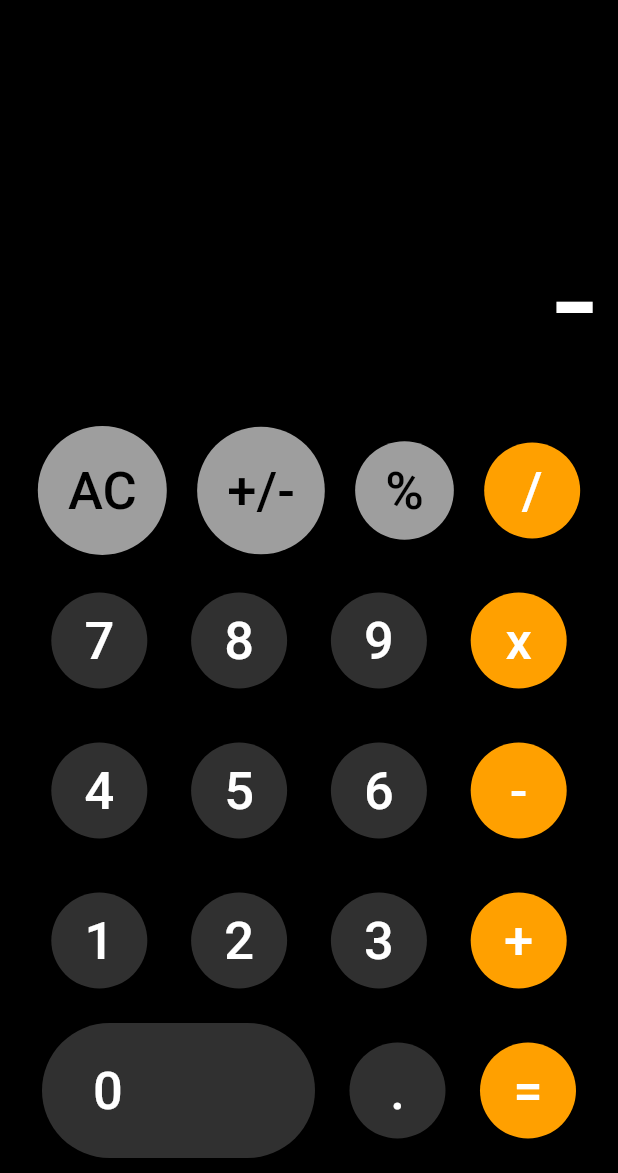
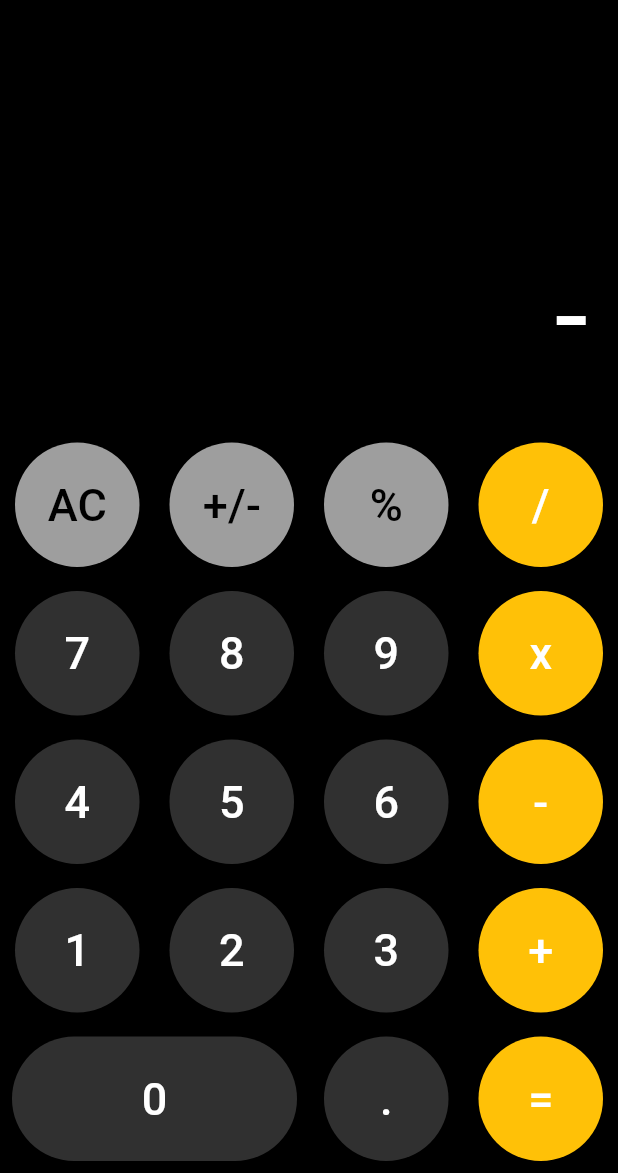
Before and after one commit to Nur1sat/calculator_app, a Flutter app: the screen it shows after launch, after a tap on "+/-", on a phone screen of 412 x 824 dp, the part 63-1236 px from its top. Run offline on Flutter 3.47's test engine with Material 3 defaults, Android fonts, the phone set to English and light mode, and no system bars.

Commit message:
Update main.dart

```diff
--- a/lib/main.dart
+++ b/lib/main.dart
@@ -1,6 +1,8 @@
 import 'package:flutter/material.dart';
 
-void main() => runApp(MyApp());
+void main() {
+  runApp(MyApp());
+}
 
 class MyApp extends StatelessWidget {
   @override
@@ -15,18 +17,130 @@ class Calculator extends StatefulWidget {
 }
 
 class _CalculatorState extends State<Calculator> {
-  dynamic displaytxt = '0';
+  String displayText = '0';
+  double numOne = 0;
+  double numTwo = 0;
+  String result = '';
+  String finalResult = '0';
+  String operation = '';
+  String prevOperation = '';
 
-  Widget calcbutton(String btntxt, Color btncolor, Color txtcolor) {
-    return ElevatedButton(
+  void calculation(String btnText) {
+    if (btnText == 'AC') {
+      displayText = '0';
+      numOne = 0;
+      numTwo = 0;
+      result = '';
+      finalResult = '0';
+      operation = '';
+      prevOperation = '';
+    } else if (operation == '=' && btnText == '=') {
+      if (prevOperation == '+') {
+        finalResult = add();
+      } else if (prevOperation == '-') {
+        finalResult = subtract();
+      } else if (prevOperation == 'x') {
+        finalResult = multiply();
+      } else if (prevOperation == '/') {
+        finalResult = divide();
+      }
+    } else if (btnText == '+' ||
+        btnText == '-' ||
+        btnText == 'x' ||
+        btnText == '/' ||
+        btnText == '=') {
+      if (numOne == 0) {
+        numOne = double.parse(result);
+      } else {
+        numTwo = double.parse(result);
+      }
+
+      if (operation == '+') {
+        finalResult = add();
+      } else if (operation == '-') {
+        finalResult = subtract();
+      } else if (operation == 'x') {
+        finalResult = multiply();
+      } else if (operation == '/') {
+        finalResult = divide();
+      }
+      prevOperation = operation;
+      operation = btnText;
+      result = '';
+    } else if (btnText == '%') {
+      result = (numOne / 100).toString();
+      finalResult = doesContainDecimal(result);
+    } else if (btnText == '.') {
+      if (!result.contains('.')) {
+        result += '.';
+      }
+      finalResult = result;
+    } else if (btnText == '+/-') {
+      result = result.startsWith('-') ? result.substring(1) : '-' + result;
+      finalResult = result;
+    } else {
+      result += btnText;
+      finalResult = result;
+    }
+
+    setState(() {
+      displayText = finalResult;
+    });
+  }
+
+  String add() {
+    result = (numOne + numTwo).toString();
+    numOne = double.parse(result);
+    return doesContainDecimal(result);
+  }
+
+  String subtract() {
+    result = (numOne - numTwo).toString();
+    numOne = double.parse(result);
+    return doesContainDecimal(result);
+  }
+
+  String multiply() {
+    result = (numOne * numTwo).toString();
+    numOne = double.parse(result);
+    return doesContainDecimal(result);
+  }
+
+  String divide() {
+    result = (numOne / numTwo).toString();
+    numOne = double.parse(result);
+    return doesContainDecimal(result);
+  }
+
+  String doesContainDecimal(dynamic result) {
+    if (result.toString().contains('.')) {
+      List<String> splitDecimal = result.toString().split('.');
+      if (!(int.parse(splitDecimal[1]) > 0)) return splitDecimal[0];
+    }
+    return result.toString();
+  }
+
+  Widget buildButton(
+    String text,
+    Color bgColor,
+    Color textColor, {
+    int flex = 1,
+  }) {
+    return Expanded(
+      flex: flex,
+      child: Container(
+        margin: EdgeInsets.all(8),
+        child: ElevatedButton(
           onPressed: () {
-        calculation(btntxt);
+            calculation(text);
           },
-      child: Text(btntxt, style: TextStyle(fontSize: 35, color: txtcolor)),
           style: ElevatedButton.styleFrom(
-        shape: CircleBorder(),
-        backgroundColor: btncolor,
+            backgroundColor: bgColor,
+            shape: text == '0' ? StadiumBorder() : CircleBorder(),
             padding: EdgeInsets.all(20),
+          ),
+          child: Text(text, style: TextStyle(fontSize: 30, color: textColor)),
+        ),
       ),
     );
   }
@@ -36,162 +150,69 @@ class _CalculatorState extends State<Calculator> {
     return Scaffold(
       backgroundColor: Colors.black,
       appBar: AppBar(title: Text('Calculator'), backgroundColor: Colors.black),
-      body: Padding(
-        padding: EdgeInsets.symmetric(horizontal: 5),
-        child: Column(
+      body: Column(
         mainAxisAlignment: MainAxisAlignment.end,
         children: <Widget>[
-            SingleChildScrollView(
-              scrollDirection: Axis.vertical,
-              child: Row(
-                mainAxisAlignment: MainAxisAlignment.end,
-                children: <Widget>[
-                  Padding(
-                    padding: const EdgeInsets.all(10.0),
+          Expanded(
+            child: Container(
+              padding: EdgeInsets.all(20),
+              alignment: Alignment.bottomRight,
+              child: SingleChildScrollView(
+                scrollDirection: Axis.horizontal,
                 child: Text(
-                      displaytxt.toString(),
-                      textAlign: TextAlign.left,
-                      style: TextStyle(color: Colors.white, fontSize: 100),
+                  displayText,
+                  style: TextStyle(color: Colors.white, fontSize: 80),
+                  maxLines: 1,
+                  overflow: TextOverflow.ellipsis,
                 ),
+              ),
+            ),
+          ),
+          Column(
+            children: [
+              Row(
+                children: [
+                  buildButton('AC', Colors.grey, Colors.black),
+                  buildButton('+/-', Colors.grey, Colors.black),
+                  buildButton('%', Colors.grey, Colors.black),
+                  buildButton('/', Colors.amber, Colors.white),
+                ],
+              ),
+              Row(
+                children: [
+                  buildButton('7', Colors.grey[850]!, Colors.white),
+                  buildButton('8', Colors.grey[850]!, Colors.white),
+                  buildButton('9', Colors.grey[850]!, Colors.white),
+                  buildButton('x', Colors.amber, Colors.white),
+                ],
+              ),
+              Row(
+                children: [
+                  buildButton('4', Colors.grey[850]!, Colors.white),
+                  buildButton('5', Colors.grey[850]!, Colors.white),
+                  buildButton('6', Colors.grey[850]!, Colors.white),
+                  buildButton('-', Colors.amber, Colors.white),
+                ],
+              ),
+              Row(
+                children: [
+                  buildButton('1', Colors.grey[850]!, Colors.white),
+                  buildButton('2', Colors.grey[850]!, Colors.white),
+                  buildButton('3', Colors.grey[850]!, Colors.white),
+                  buildButton('+', Colors.amber, Colors.white),
+                ],
+              ),
+              Row(
+                children: [
+                  buildButton('0', Colors.grey[850]!, Colors.white, flex: 2),
+                  buildButton('.', Colors.grey[850]!, Colors.white),
+                  buildButton('=', Colors.amber, Colors.white),
+                ],
               ),
             ],
           ),
-            ),
-            Row(
-              mainAxisAlignment: MainAxisAlignment.spaceEvenly,
-              children: <Widget>[
-                calcbutton('AC', Colors.grey, Colors.black),
-                calcbutton('+/-', Colors.grey, Colors.black),
-                calcbutton('%', Colors.grey, Colors.black),
-                calcbutton('/', Colors.amber[700]!, Colors.white),
         ],
-            ),
-            SizedBox(height: 10),
-            Row(
-              mainAxisAlignment: MainAxisAlignment.spaceEvenly,
-              children: <Widget>[
-                calcbutton('7', Colors.grey[850]!, Colors.white),
-                calcbutton('8', Colors.grey[850]!, Colors.white),
-                calcbutton('9', Colors.grey[850]!, Colors.white),
-                calcbutton('x', Colors.amber[700]!, Colors.white),
-              ],
-            ),
-            SizedBox(height: 10),
-            Row(
-              mainAxisAlignment: MainAxisAlignment.spaceEvenly,
-              children: <Widget>[
-                calcbutton('4', Colors.grey[850]!, Colors.white),
-                calcbutton('5', Colors.grey[850]!, Colors.white),
-                calcbutton('6', Colors.grey[850]!, Colors.white),
-                calcbutton('-', Colors.amber[700]!, Colors.white),
-              ],
-            ),
-            SizedBox(height: 10),
-            Row(
-              mainAxisAlignment: MainAxisAlignment.spaceEvenly,
-              children: <Widget>[
-                calcbutton('1', Colors.grey[850]!, Colors.white),
-                calcbutton('2', Colors.grey[850]!, Colors.white),
-                calcbutton('3', Colors.grey[850]!, Colors.white),
-                calcbutton('+', Colors.amber[700]!, Colors.white),
-              ],
-            ),
-            SizedBox(height: 10),
-            Row(
-              mainAxisAlignment: MainAxisAlignment.spaceEvenly,
-              children: <Widget>[
-                ElevatedButton(
-                  onPressed: () {
-                    calculation('0');
-                  },
-                  style: ElevatedButton.styleFrom(
-                    shape: StadiumBorder(),
-                    backgroundColor: Colors.grey[850],
-                    padding: EdgeInsets.fromLTRB(34, 20, 128, 20),
-                  ),
-                  child: Text(
-                    '0',
-                    style: TextStyle(fontSize: 35, color: Colors.white),
-                  ),
-                ),
-                calcbutton('.', Colors.grey[850]!, Colors.white),
-                calcbutton('=', Colors.amber[700]!, Colors.white),
-              ],
-            ),
-            SizedBox(height: 10),
-          ],
-        ),
       ),
     );
   }
-
-  dynamic text = '0';
-  double numOne = 0;
-  double numTwo = 0;
-  dynamic result = '';
-  dynamic finalResult = '0';
-  dynamic opr = '';
-  dynamic preOpr = '';
-
-  void calculation(btnText) {
-    if (btnText == 'AC') {
-      text = '0';
-      numOne = 0;
-      numTwo = 0;
-      result = '';
-      finalResult = '0';
-      opr = '';
-      preOpr = '';
-    } else if (opr == '=' && btnText == '=') {
-      if (preOpr == '+') finalResult = add();
-      if (preOpr == '-') finalResult = sub();
-      if (preOpr == 'x') finalResult = mul();
-      if (preOpr == '/') finalResult = div();
-    } else if ('+-x/='.contains(btnText)) {
-      if (numOne == 0) {
-        numOne = double.parse(result);
-      } else {
-        numTwo = double.parse(result);
 }
-      if (opr == '+') finalResult = add();
-      if (opr == '-') finalResult = sub();
-      if (opr == 'x') finalResult = mul();
-      if (opr == '/') finalResult = div();
-      preOpr = opr;
-      opr = btnText;
-      result = '';
-    } else if (btnText == '%') {
-      result = numOne / 100;
-      finalResult = doesContainDecimal(result);
-    } else if (btnText == '.') {
-      if (!result.toString().contains('.')) {
-        result = result.toString() + '.';
-      }
-      finalResult = result;
-    } else if (btnText == '+/-') {
-      result =
-          result.toString().startsWith('-')
-              ? result.toString().substring(1)
-              : '-' + result.toString();
-      finalResult = result;
-    } else {
-      result += btnText;
-      finalResult = result;
-    }
-    setState(() {
-      displaytxt = finalResult;
-    });
-  }
-
-  String add() => doesContainDecimal((numOne += numTwo).toString());
-  String sub() => doesContainDecimal((numOne -= numTwo).toString());
-  String mul() => doesContainDecimal((numOne *= numTwo).toString());
-  String div() => doesContainDecimal((numOne /= numTwo).toString());
-
-  String doesContainDecimal(dynamic result) {
-    return result.toString().contains('.') &&
-            result.toString().split('.')[1] == '0'
-        ? result.toString().split('.')[0]
-        : result;
-  }
-}
```
Lines whose indentation alone changed are shown as unchanged.
